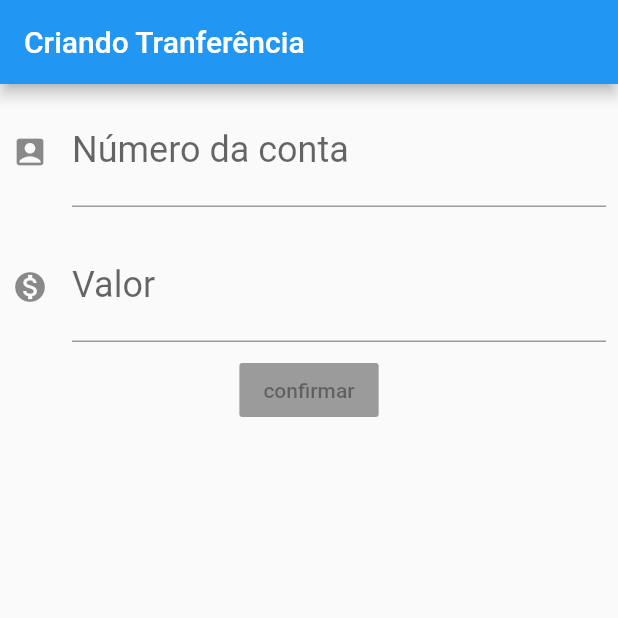
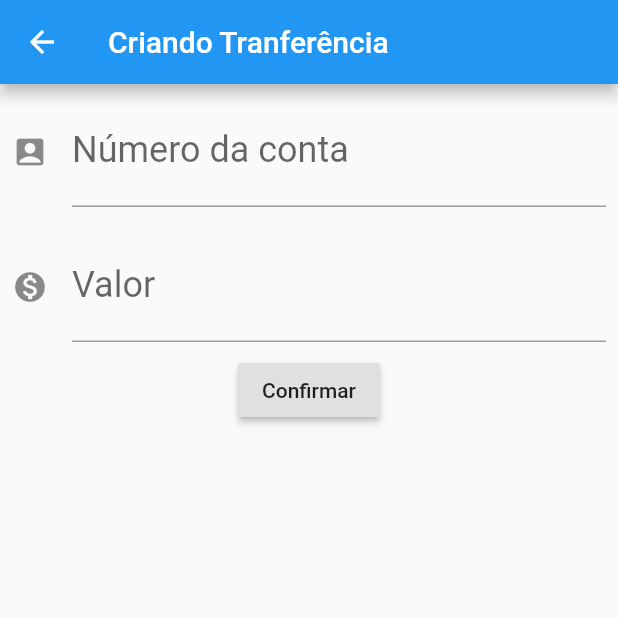
Before and after one commit to jomaskill/App-de-Tranferencias, a Flutter app: the FormularioTransferencia screen opened directly, on a phone screen of 412 x 824 dp, the top half of it. Run offline on Flutter 3.47's test engine with Material 2 defaults, Android fonts, the phone set to English and light mode, and no system bars.

```diff
--- a/lib/main.dart
+++ b/lib/main.dart
@@ -4,59 +4,21 @@ void main() => runApp(
   BytebankApp()
 );
 
+//Classe principal
 class BytebankApp extends StatelessWidget {
 
   @override
   Widget build(BuildContext context) {
     return MaterialApp(
       home: Scaffold(
-        body: FormularioTransferencia(),
+        body: ListaTranferencias(),
       ),
     );
   }
 }
 
-class FormularioTransferencia extends StatelessWidget{
 
-  @override
-  Widget build(BuildContext context) {
-    return Scaffold(
-      appBar: AppBar(title: Text("Criando Tranferência"),),
-      body: Column(
-        children: <Widget>[
-          Padding(
-            padding: const EdgeInsets.all(8.0),
-            child: TextField(
-              style: TextStyle(fontSize: 24.0,),
-              decoration: InputDecoration(
-                icon: Icon(Icons.account_box),
-                labelText: 'Número da conta',
-                hintText: 'XXXX-X',
-              ),
-              keyboardType: TextInputType.number,
-            ),
-          ),
-          Padding(
-            padding: const EdgeInsets.all(8.0),
-            child: TextField(
-              style: TextStyle(fontSize: 24.0,),
-              decoration: InputDecoration(
-                icon: Icon(Icons.monetization_on),
-                labelText: 'Valor',
-                hintText: 'R\$00,00',
-              ),
-              keyboardType: TextInputType.number,
-            ),
-          ),
-          RaisedButton(
-            child: Text("confirmar"),
-            onPressed: ,
-          ),
-        ],
-      ),
-    );
-  }
-}
+
 
 class ListaTranferencias extends StatelessWidget {
 
@@ -66,12 +28,18 @@ class ListaTranferencias extends StatelessWidget {
       appBar: AppBar(title: Text('Tranferências'),),
       body: Column(
           children: <Widget>[
-            ItemTranferencia(Transferencia(500.00, 'Juliana')),
-            ItemTranferencia(Transferencia(10000.00, 'Carlos')),
-            ItemTranferencia(Transferencia(3000.00, 'Juliana')),
+            ItemTranferencia(Transferencia('Juliana', 500.0)),
+            ItemTranferencia(Transferencia('Carlos', 10000.00)),
+            ItemTranferencia(Transferencia( 'Juliana', 3000.00)),
           ]
       ),
       floatingActionButton: FloatingActionButton(
+        onPressed: (){
+          Navigator.push(context, MaterialPageRoute(
+              builder: (context){return FormularioTransferencia();}
+          ));
+        },
+
         child: Icon(Icons.add),
       ),
     );
@@ -97,12 +65,80 @@ class ItemTranferencia extends StatelessWidget{
   }
 }
 
+//Formulario de tranferencia
+class FormularioTransferencia extends StatelessWidget{
+
+  //Variaveis que serão inseridas pelo usuario
+  final TextEditingController _controladorCampoConta = TextEditingController();
+  final TextEditingController _controladorCampoValor = TextEditingController();
+
+  @override
+  Widget build(BuildContext context) {
+    return Scaffold(
+
+      appBar: AppBar(title: Text("Criando Tranferência"),),
+      body: Column(
+        children: <Widget>[
+
+          Padding(
+            padding: const EdgeInsets.all(8.0),
+            child: TextField(
+              controller: _controladorCampoConta,
+              style: TextStyle(fontSize: 24.0,),
+              decoration: InputDecoration(
+                icon: Icon(Icons.account_box),
+                labelText: 'Número da conta',
+                hintText: 'XXXX-X',
+              ),
+              keyboardType: TextInputType.number,
+            ),
+          ),
+
+          Padding(
+            padding: const EdgeInsets.all(8.0),
+            child: TextField(
+              controller: _controladorCampoValor,
+              style: TextStyle(fontSize: 24.0,),
+              decoration: InputDecoration(
+                icon: Icon(Icons.monetization_on),
+                labelText: 'Valor',
+                hintText: 'R\$00,00',
+              ),
+              keyboardType: TextInputType.number,
+            ),
+          ),
+
+          RaisedButton(
+            child: Text("Confirmar"),
+            onPressed: (){
+              debugPrint(_controladorCampoValor.text+_controladorCampoConta.text);
+
+              final String conta = _controladorCampoConta.text.toString();
+              final double valor = double.tryParse(_controladorCampoValor.text);
+
+              if(conta!= null && valor != null ){
+                final tranferenciaCriada = Transferencia(conta, valor);
+                debugPrint('$tranferenciaCriada');
+              }
+            },
+          ),
+        ],
+      ),
+    );
+  }
+}
+
 class Transferencia {
 
   final String conta;
   final double valor;
 
 
-  Transferencia(this.valor, this.conta);
+  Transferencia(this.conta, this.valor);
+
+  @override
+  String toString(){
+    return 'Tranferencia{Conta: $conta, Valor: $valor }';
+  }
 
 }
```
